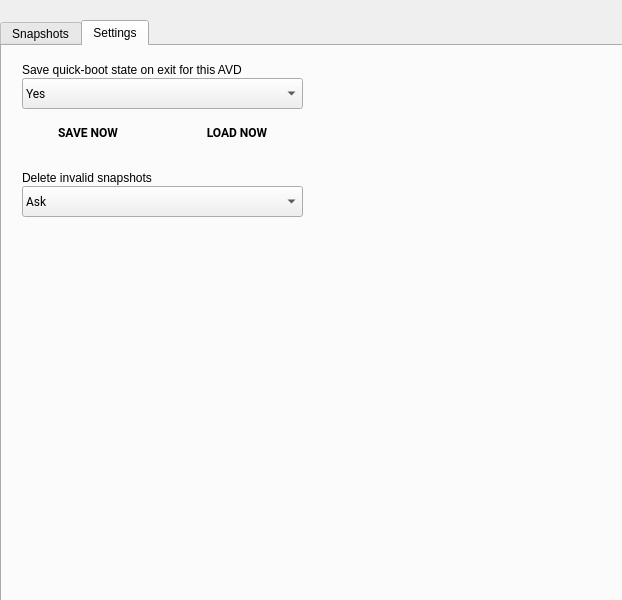
Before: the Qt Designer form android/android-emu/android/skin/qt/extended-pages/snapshot-page.ui in aosp-mirror/platform_external_qemu, drawn with Qt 5.
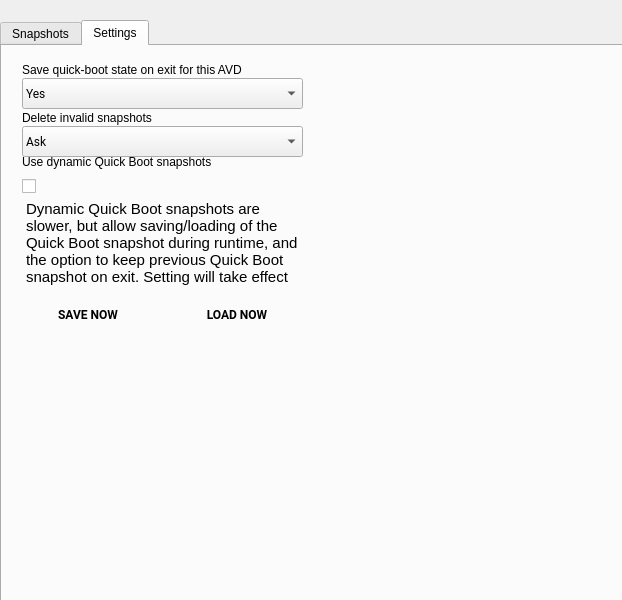
After: the same form once the commit is applied. The open tabs and pages were chosen to show the change. Icons and pictures are not drawn. Custom widgets are drawn as their Qt base class.

Patch:
```diff
--- a/android/android-emu/android/skin/qt/extended-pages/snapshot-page.ui
+++ b/android/android-emu/android/skin/qt/extended-pages/snapshot-page.ui
@@ -443,7 +443,7 @@
      <property name="geometry">
       <rect>
        <x>20</x>
-       <y>68</y>
+       <y>250</y>
        <width>132</width>
        <height>36</height>
       </rect>
@@ -511,7 +511,7 @@
      <property name="geometry">
       <rect>
        <x>169</x>
-       <y>68</y>
+       <y>250</y>
        <width>132</width>
        <height>36</height>
       </rect>
@@ -540,7 +540,7 @@
      <property name="geometry">
       <rect>
        <x>20</x>
-       <y>118</y>
+       <y>58</y>
        <width>281</width>
        <height>21</height>
       </rect>
@@ -562,7 +562,7 @@
      <property name="geometry">
       <rect>
        <x>20</x>
-       <y>140</y>
+       <y>80</y>
        <width>281</width>
        <height>31</height>
       </rect>
@@ -600,6 +600,74 @@
       </property>
      </item>
     </widget>
+    <widget class="QCheckBox" name="set_useDynamicQuickBoot">
+     <property name="geometry">
+      <rect>
+       <x>20</x>
+       <y>130</y>
+       <width>281</width>
+       <height>20</height>
+      </rect>
+     </property>
+     <property name="text">
+      <string/>
+     </property>
+    </widget>
+    <widget class="QLabel" name="set_useDynamicQuickBootDescription">
+     <property name="geometry">
+      <rect>
+       <x>20</x>
+       <y>150</y>
+       <width>281</width>
+       <height>91</height>
+      </rect>
+     </property>
+     <property name="font">
+      <font>
+       <pointsize>11</pointsize>
+      </font>
+     </property>
+     <property name="text">
+      <string>Dynamic Quick Boot snapshots are slower, but allow saving/loading of the Quick Boot snapshot during runtime, and the option to keep previous Quick Boot snapshot on exit. Setting will take effect next emulator boot.</string>
+     </property>
+     <property name="alignment">
+      <set>Qt::AlignLeading|Qt::AlignLeft|Qt::AlignTop</set>
+     </property>
+     <property name="wordWrap">
+      <bool>true</bool>
+     </property>
+     <property name="margin">
+      <number>10</number>
+     </property>
+     <property name="indent">
+      <number>4</number>
+     </property>
+     <property name="ColorGroup" stdset="0">
+      <string>Title</string>
+     </property>
+    </widget>
+    <widget class="QLabel" name="set_useDynamicQuickBootTitle">
+     <property name="geometry">
+      <rect>
+       <x>20</x>
+       <y>102</y>
+       <width>281</width>
+       <height>21</height>
+      </rect>
+     </property>
+     <property name="text">
+      <string>Use dynamic Quick Boot snapshots</string>
+     </property>
+     <property name="alignment">
+      <set>Qt::AlignBottom|Qt::AlignLeading|Qt::AlignLeft</set>
+     </property>
+     <property name="wordWrap">
+      <bool>true</bool>
+     </property>
+     <property name="ColorGroup" stdset="0">
+      <string>Title</string>
+     </property>
+    </widget>
    </widget>
   </widget>
  </widget>
```
Left out of the diff: 2 changed lines with no effect on the pictures.
